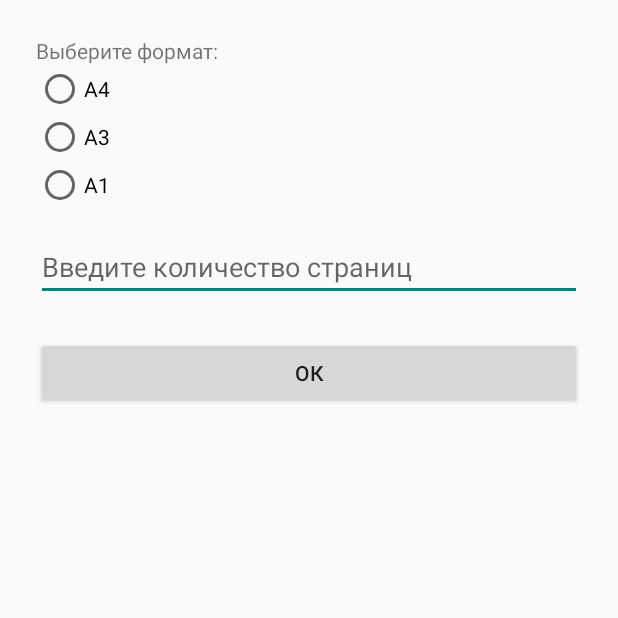
After one commit to Mubinjon9oo9/MobDev, an Android app built with Jetpack Compose: the Lab5Activity screen opened directly, with no data from a screen before it, on a phone screen of 412 x 824 dp, the top half of it. The commit adds this screen. Run offline under Robolectric (Android 15) with nearby library versions, the phone set to English and light mode, and no system bars.

Commit message:
update: lab5 finished

```diff
--- a/app/src/main/AndroidManifest.xml
+++ b/app/src/main/AndroidManifest.xml
@@ -28,7 +28,10 @@
         <activity android:name=".Lab3Activity" />
         <activity android:name=".Lab4Activity" />
         <activity android:name=".Lab4_1Activity" />
+        <activity android:name=".Lab5Activity" />
         <activity android:name=".CheatActivity" />
+        <activity android:name=".ResultActivity" />
+
     </application>
 
 </manifest>
--- /dev/null
+++ b/app/src/main/java/com/example/lab1/Lab5Activity.kt
@@ -0,0 +1,42 @@
+package com.example.lab1
+
+import android.content.Intent
+import android.os.Bundle
+import android.widget.*
+import androidx.appcompat.app.AppCompatActivity
+
+class Lab5Activity : AppCompatActivity() {
+
+    override fun onCreate(savedInstanceState: Bundle?) {
+        super.onCreate(savedInstanceState)
+        setContentView(R.layout.activity_lab5)
+
+        val formatGroup = findViewById<RadioGroup>(R.id.formatGroup)
+        val pageCountInput = findViewById<EditText>(R.id.pageCountInput)
+        val okButton = findViewById<Button>(R.id.okButton)
+
+        okButton.setOnClickListener {
+            val selectedId = formatGroup.checkedRadioButtonId
+            val count = pageCountInput.text.toString().toIntOrNull()
+
+            if (selectedId == -1 || count == null || count <= 0) {
+                Toast.makeText(this, "Выберите формат и введите число страниц", Toast.LENGTH_SHORT).show()
+                return@setOnClickListener
+            }
+
+            val pricePerPage = when (selectedId) {
+                R.id.formatA4 -> 10
+                R.id.formatA3 -> 30
+                R.id.formatA1 -> 100
+                else -> 0
+            }
+
+            val total = pricePerPage * count
+
+            val intent = Intent(this, ResultActivity::class.java).apply {
+                putExtra("total", total)
+            }
+            startActivity(intent)
+        }
+    }
+}
--- a/app/src/main/java/com/example/lab1/MainActivity.kt
+++ b/app/src/main/java/com/example/lab1/MainActivity.kt
@@ -35,5 +35,10 @@ class MainActivity : AppCompatActivity() {
             val intent = Intent(this, Lab4_1Activity::class.java)
             startActivity(intent)
         }
+        val btnLab5 = findViewById<Button>(R.id.btnLab5)
+        btnLab5.setOnClickListener {
+            val intent = Intent(this, Lab5Activity::class.java)
+            startActivity(intent)
+        }
     }
 }
--- /dev/null
+++ b/app/src/main/res/layout/activity_lab5.xml
@@ -0,0 +1,36 @@
+<LinearLayout xmlns:android="http://schemas.android.com/apk/res/android"
+              android:layout_width="match_parent"
+              android:layout_height="match_parent"
+              android:orientation="vertical"
+              android:padding="24dp">
+
+    <TextView
+        android:layout_width="wrap_content"
+        android:layout_height="wrap_content"
+        android:text="Выберите формат:" />
+
+    <RadioGroup
+        android:id="@+id/formatGroup"
+        android:layout_width="wrap_content"
+        android:layout_height="wrap_content">
+
+        <RadioButton android:id="@+id/formatA4" android:text="A4" />
+        <RadioButton android:id="@+id/formatA3" android:text="A3" />
+        <RadioButton android:id="@+id/formatA1" android:text="A1" />
+    </RadioGroup>
+
+    <EditText
+        android:id="@+id/pageCountInput"
+        android:layout_width="match_parent"
+        android:layout_height="wrap_content"
+        android:hint="Введите количество страниц"
+        android:inputType="number"
+        android:layout_marginTop="16dp"/>
+
+    <Button
+        android:id="@+id/okButton"
+        android:layout_width="match_parent"
+        android:layout_height="wrap_content"
+        android:text="ОК"
+        android:layout_marginTop="24dp" />
+</LinearLayout>
--- a/app/src/main/res/layout/activity_main.xml
+++ b/app/src/main/res/layout/activity_main.xml
@@ -31,5 +31,10 @@
         android:layout_width="wrap_content"
         android:layout_height="wrap_content"
         android:text="Lab4_1" />
+    <Button
+        android:id="@+id/btnLab5"
+        android:layout_width="wrap_content"
+        android:layout_height="wrap_content"
+        android:text="Lab5" />
 
 </LinearLayout>
```
Also changed, not shown: app/src/main/java/com/example/lab1/ResultActivity.kt (added, +18 -0 lines), app/src/main/res/layout/activity_result.xml (added, +14 -0 lines).
